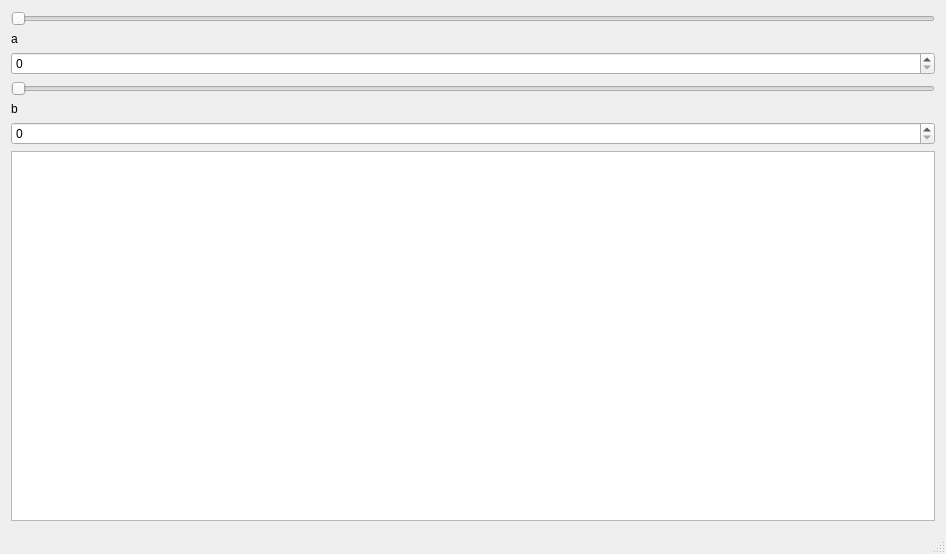
Qt form C++/qtexperiment/src/mainwindow.ui (bridgewire/SillyGCodeProjects) before a commit.
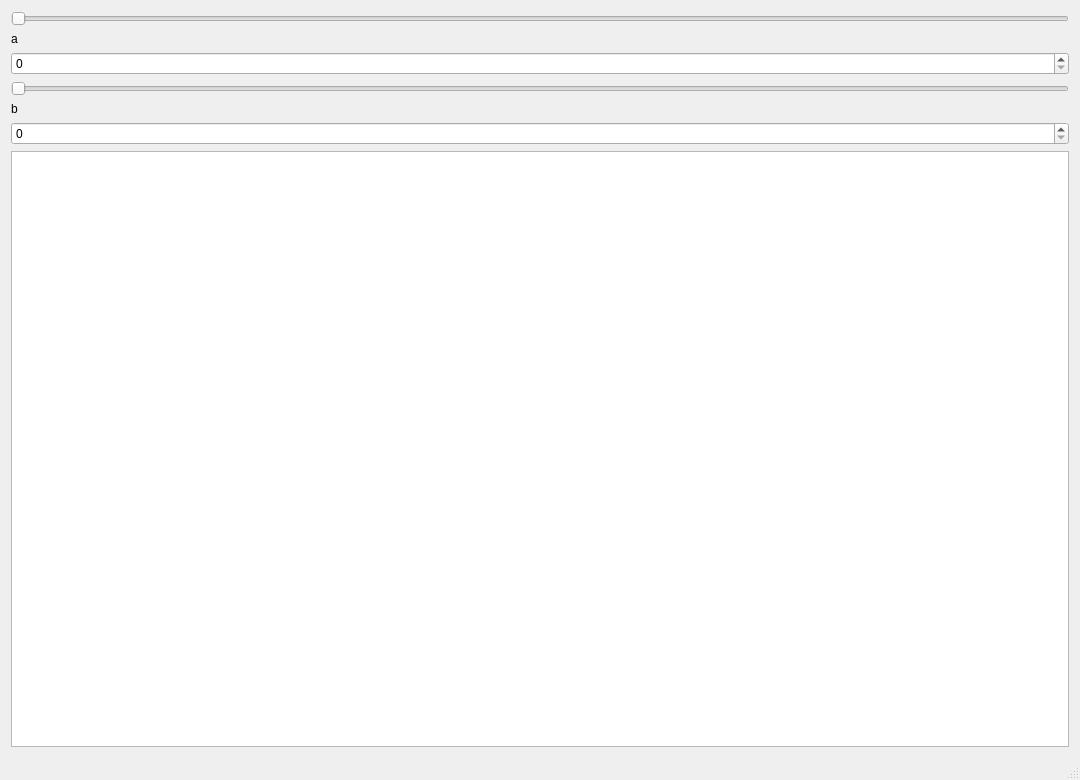
The same form after that commit.

The edit to the form file:
```diff
--- a/C++/qtexperiment/src/mainwindow.ui
+++ b/C++/qtexperiment/src/mainwindow.ui
@@ -6,8 +6,8 @@
    <rect>
     <x>0</x>
     <y>0</y>
-    <width>946</width>
-    <height>554</height>
+    <width>1080</width>
+    <height>780</height>
    </rect>
   </property>
   <property name="windowTitle">
```
